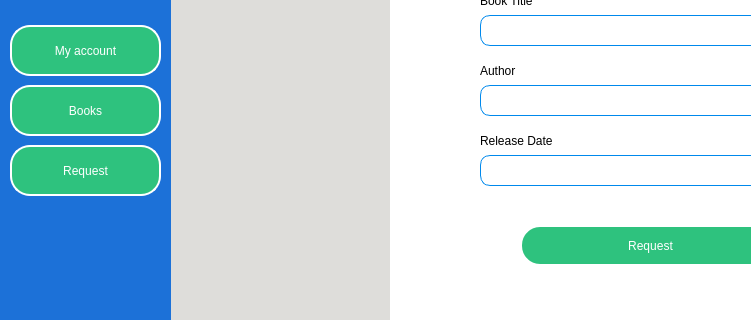
Above: Library Management/Windows_Ui/Assets/Ui/Request.ui from mohammedyazid/Library before the change; both pictures show x 0 to 751 and y 155 to 475 of the 1128 by 629 pixel window. Below: the same form after it.
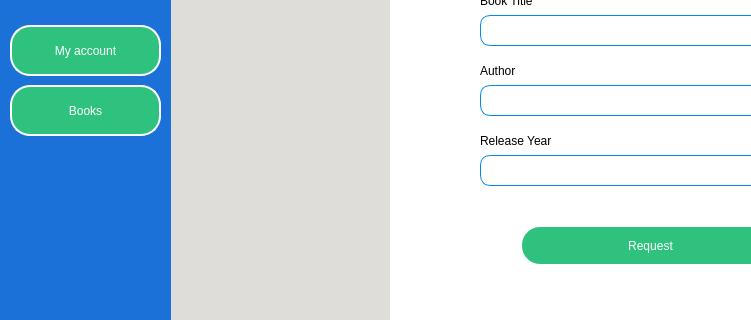
That is the form after the change. Icons and pictures are not drawn.

The edit to the form file:
```diff
--- a/Library Management/Windows_Ui/Assets/Ui/Request.ui
+++ b/Library Management/Windows_Ui/Assets/Ui/Request.ui
@@ -277,55 +277,6 @@
       </size>
      </property>
     </widget>
-    <widget class="QPushButton" name="main_reqbtn">
-     <property name="geometry">
-      <rect>
-       <x>10</x>
-       <y>300</y>
-       <width>151</width>
-       <height>51</height>
-      </rect>
-     </property>
-     <property name="styleSheet">
-      <string notr="true">
-QPushButton {
-	background-color: rgb(46, 194, 126);
-    border: 2px solid white;
-    border-radius: 20px;
-    border-style: outset;
-    padding: 5px;
-    transition: all .5s ease;
-    color: white;
-    font-family:'Montserrat', sans-serif;
-    text-transform: uppercase;
-    text-align: center;
-    line-height: 1;
-    font-size: 12px;
-    padding: 10px;
-    outline: none;
-    
-    
-}
-QPushButton:hover {
-    color:rgb(0, 137, 236);;
-    background-color: white;;
-}
-</string>
-     </property>
-     <property name="text">
-      <string>Request</string>
-     </property>
-     <property name="icon">
-      <iconset>
-       <normaloff>Icons/interview.png</normaloff>Icons/interview.png</iconset>
-     </property>
-     <property name="iconSize">
-      <size>
-       <width>25</width>
-       <height>25</height>
-      </size>
-     </property>
-    </widget>
     <widget class="QPushButton" name="icon11">
      <property name="geometry">
       <rect>
@@ -418,7 +369,7 @@
       <string notr="true">font: 75 16pt &quot;Ubuntu&quot;;</string>
      </property>
      <property name="text">
-      <string>Release Date</string>
+      <string>Release Year</string>
      </property>
     </widget>
     <widget class="QPushButton" name="mr_reqbtn">
```
Left out of the diff: 12 changed lines with no effect on the pictures.
